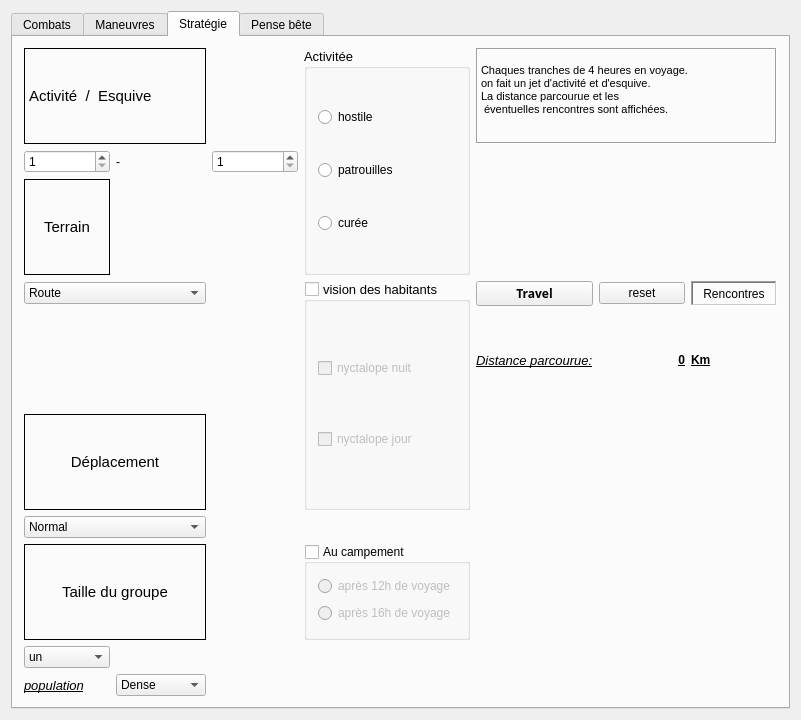
This is mainwindow.ui in e2002e/JRTM-MERP as Qt 5 draws it before an edit. The edited form follows.
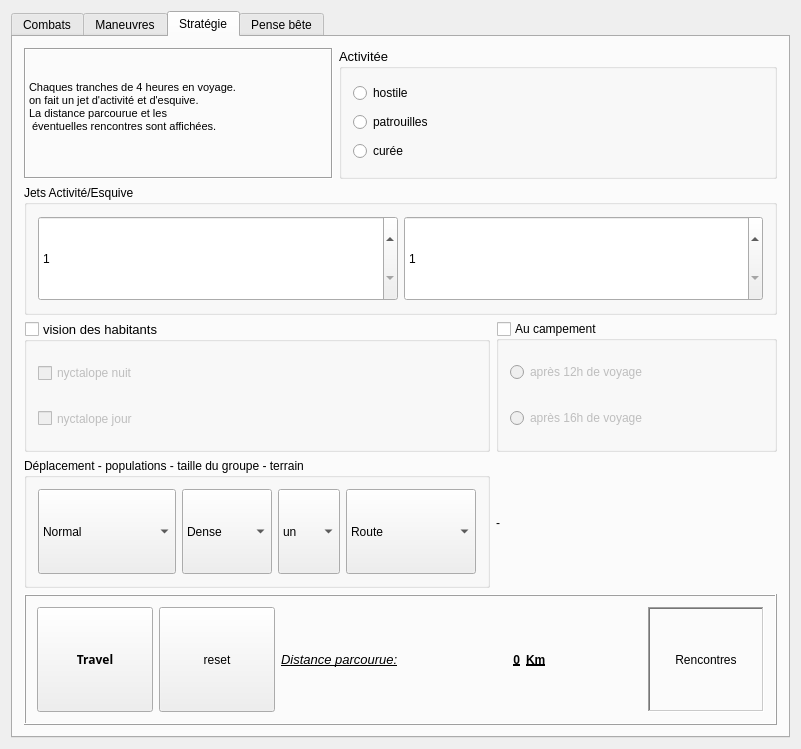
This is the edited form. The open tabs and pages were chosen to show the change.

Commit message: last layout setups

Patch:
```diff
--- a/mainwindow.ui
+++ b/mainwindow.ui
@@ -7,7 +7,7 @@
     <x>0</x>
     <y>0</y>
     <width>801</width>
-    <height>720</height>
+    <height>749</height>
    </rect>
   </property>
   <property name="sizePolicy">
@@ -53,8 +53,8 @@
      <height>0</height>
     </size>
    </property>
-   <layout class="QVBoxLayout" name="verticalLayout">
-    <item>
+   <layout class="QGridLayout" name="gridLayout_6">
+    <item row="0" column="0">
      <widget class="QTabWidget" name="tabWidget">
       <property name="enabled">
        <bool>true</bool>
@@ -1598,277 +1598,16 @@
         <string>Stratégie</string>
        </attribute>
        <layout class="QGridLayout" name="gridLayout_9">
-        <item row="0" column="0" colspan="2">
-         <widget class="QLabel" name="label_15">
-          <property name="font">
-           <font>
-            <pointsize>11</pointsize>
-            <weight>50</weight>
-            <bold>false</bold>
-           </font>
-          </property>
-          <property name="frameShape">
-           <enum>QFrame::Panel</enum>
-          </property>
-          <property name="text">
-           <string>Activité  /  Esquive</string>
-          </property>
-         </widget>
-        </item>
-        <item row="0" column="3" rowspan="3">
-         <widget class="QGroupBox" name="groupBox_5">
-          <property name="font">
-           <font>
-            <pointsize>10</pointsize>
-            <weight>50</weight>
-            <bold>false</bold>
-            <kerning>true</kerning>
-           </font>
-          </property>
-          <property name="title">
-           <string>Activitée</string>
-          </property>
-          <layout class="QGridLayout" name="gridLayout_18">
-           <item row="0" column="0">
-            <widget class="QRadioButton" name="radioButton_12">
-             <property name="font">
-              <font>
-               <pointsize>9</pointsize>
-               <weight>50</weight>
-               <bold>false</bold>
-               <kerning>true</kerning>
-              </font>
-             </property>
-             <property name="text">
-              <string>hostile</string>
-             </property>
-             <property name="autoExclusive">
-              <bool>false</bool>
-             </property>
-            </widget>
-           </item>
-           <item row="1" column="0">
-            <widget class="QRadioButton" name="radioButton_13">
-             <property name="font">
-              <font>
-               <pointsize>9</pointsize>
-               <weight>50</weight>
-               <bold>false</bold>
-               <kerning>true</kerning>
-              </font>
-             </property>
-             <property name="text">
-              <string>patrouilles</string>
-             </property>
-             <property name="autoExclusive">
-              <bool>false</bool>
-             </property>
-            </widget>
-           </item>
-           <item row="2" column="0">
-            <widget class="QRadioButton" name="radioButton_14">
-             <property name="font">
-              <font>
-               <pointsize>9</pointsize>
-               <weight>50</weight>
-               <bold>false</bold>
-               <kerning>true</kerning>
-              </font>
-             </property>
-             <property name="text">
-              <string>curée</string>
-             </property>
-             <property name="autoExclusive">
-              <bool>false</bool>
-             </property>
-            </widget>
-           </item>
-          </layout>
-         </widget>
-        </item>
-        <item row="0" column="4" colspan="3">
-         <widget class="QLabel" name="label_33">
-          <property name="font">
-           <font>
-            <pointsize>8</pointsize>
-            <weight>50</weight>
-            <bold>false</bold>
-           </font>
-          </property>
+        <item row="6" column="0" colspan="7">
+         <widget class="QFrame" name="frame_4">
           <property name="frameShape">
            <enum>QFrame::Box</enum>
           </property>
           <property name="frameShadow">
-           <enum>QFrame::Sunken</enum>
+           <enum>QFrame::Raised</enum>
           </property>
-          <property name="text">
-           <string>Chaques tranches de 4 heures en voyage.
-on fait un jet d'activité et d'esquive.
-La distance parcourue et les
- éventuelles rencontres sont affichées.
-</string>
-          </property>
-         </widget>
-        </item>
-        <item row="1" column="0">
-         <widget class="QSpinBox" name="spinBox_9">
-          <property name="accelerated">
-           <bool>true</bool>
-          </property>
-          <property name="minimum">
-           <number>1</number>
-          </property>
-          <property name="maximum">
-           <number>999</number>
-          </property>
-          <property name="value">
-           <number>1</number>
-          </property>
-         </widget>
-        </item>
-        <item row="1" column="1">
-         <widget class="QLabel" name="label_20">
-          <property name="text">
-           <string>-</string>
-          </property>
-         </widget>
-        </item>
-        <item row="1" column="2">
-         <widget class="QSpinBox" name="spinBox_10">
-          <property name="accelerated">
-           <bool>true</bool>
-          </property>
-          <property name="minimum">
-           <number>1</number>
-          </property>
-          <property name="maximum">
-           <number>999</number>
-          </property>
-          <property name="value">
-           <number>1</number>
-          </property>
-         </widget>
-        </item>
-        <item row="2" column="0">
-         <widget class="QLabel" name="label_17">
-          <property name="font">
-           <font>
-            <pointsize>11</pointsize>
-            <weight>50</weight>
-            <bold>false</bold>
-           </font>
-          </property>
-          <property name="layoutDirection">
-           <enum>Qt::LeftToRight</enum>
-          </property>
-          <property name="frameShape">
-           <enum>QFrame::Panel</enum>
-          </property>
-          <property name="text">
-           <string>Terrain</string>
-          </property>
-          <property name="alignment">
-           <set>Qt::AlignCenter</set>
-          </property>
-         </widget>
-        </item>
-        <item row="3" column="0" colspan="2">
-         <widget class="QComboBox" name="comboBox_3">
+          <layout class="QHBoxLayout" name="horizontalLayout">
           <item>
-           <property name="text">
-            <string>Route</string>
-           </property>
-          </item>
-          <item>
-           <property name="text">
-            <string>Dégagé</string>
-           </property>
-          </item>
-          <item>
-           <property name="text">
-            <string>Forêt</string>
-           </property>
-          </item>
-          <item>
-           <property name="text">
-            <string>Accidenté</string>
-           </property>
-          </item>
-          <item>
-           <property name="text">
-            <string>Accidenté et boisé</string>
-           </property>
-          </item>
-          <item>
-           <property name="text">
-            <string>Montagneux</string>
-           </property>
-          </item>
-         </widget>
-        </item>
-        <item row="3" column="3" rowspan="3">
-         <widget class="QGroupBox" name="groupBox_4">
-          <property name="font">
-           <font>
-            <pointsize>10</pointsize>
-            <weight>50</weight>
-            <bold>false</bold>
-           </font>
-          </property>
-          <property name="title">
-           <string>vision des habitants</string>
-          </property>
-          <property name="checkable">
-           <bool>true</bool>
-          </property>
-          <property name="checked">
-           <bool>false</bool>
-          </property>
-          <layout class="QGridLayout" name="gridLayout_17">
-           <item row="0" column="0">
-            <widget class="QCheckBox" name="checkBox_6">
-             <property name="font">
-              <font>
-               <pointsize>9</pointsize>
-               <weight>50</weight>
-               <bold>false</bold>
-              </font>
-             </property>
-             <property name="text">
-              <string>nyctalope nuit</string>
-             </property>
-             <property name="autoRepeat">
-              <bool>false</bool>
-             </property>
-             <property name="autoExclusive">
-              <bool>true</bool>
-             </property>
-             <property name="tristate">
-              <bool>false</bool>
-             </property>
-            </widget>
-           </item>
-           <item row="1" column="0">
-            <widget class="QCheckBox" name="checkBox_7">
-             <property name="font">
-              <font>
-               <pointsize>9</pointsize>
-               <weight>50</weight>
-               <bold>false</bold>
-              </font>
-             </property>
-             <property name="text">
-              <string>nyctalope jour</string>
-             </property>
-             <property name="autoExclusive">
-              <bool>true</bool>
-             </property>
-            </widget>
-           </item>
-          </layout>
-         </widget>
-        </item>
-        <item row="3" column="4">
          <widget class="QPushButton" name="pushButton_3">
           <property name="sizePolicy">
            <sizepolicy hsizetype="Preferred" vsizetype="Preferred">
@@ -1888,30 +1627,20 @@
           </property>
          </widget>
         </item>
-        <item row="3" column="5">
+           <item>
          <widget class="QPushButton" name="pushButton_4">
+             <property name="sizePolicy">
+              <sizepolicy hsizetype="Preferred" vsizetype="Preferred">
+               <horstretch>0</horstretch>
+               <verstretch>0</verstretch>
+              </sizepolicy>
+             </property>
           <property name="text">
            <string>reset</string>
           </property>
          </widget>
         </item>
-        <item row="3" column="6">
-         <widget class="QLabel" name="Rencontres">
-          <property name="frameShape">
-           <enum>QFrame::WinPanel</enum>
-          </property>
-          <property name="frameShadow">
-           <enum>QFrame::Sunken</enum>
-          </property>
-          <property name="text">
-           <string>Rencontres</string>
-          </property>
-          <property name="alignment">
-           <set>Qt::AlignCenter</set>
-          </property>
-         </widget>
-        </item>
-        <item row="4" column="4">
+           <item>
          <widget class="QLabel" name="label_22">
           <property name="font">
            <font>
@@ -1927,7 +1656,7 @@
           </property>
          </widget>
         </item>
-        <item row="4" column="5">
+           <item>
          <widget class="QLabel" name="dist">
           <property name="font">
            <font>
@@ -1944,7 +1673,7 @@
           </property>
          </widget>
         </item>
-        <item row="4" column="6">
+           <item>
          <widget class="QLabel" name="label_23">
           <property name="font">
            <font>
@@ -1958,88 +1687,350 @@
           </property>
          </widget>
         </item>
-        <item row="5" column="0" colspan="2">
-         <widget class="QLabel" name="label_18">
+           <item>
+            <widget class="QLabel" name="Rencontres">
+             <property name="frameShape">
+              <enum>QFrame::WinPanel</enum>
+             </property>
+             <property name="frameShadow">
+              <enum>QFrame::Sunken</enum>
+             </property>
+             <property name="text">
+              <string>Rencontres</string>
+             </property>
+             <property name="alignment">
+              <set>Qt::AlignCenter</set>
+             </property>
+            </widget>
+           </item>
+          </layout>
+         </widget>
+        </item>
+        <item row="2" column="3" colspan="4">
+         <widget class="QGroupBox" name="groupBox_3">
+          <property name="title">
+           <string>Au campement</string>
+          </property>
+          <property name="checkable">
+           <bool>true</bool>
+          </property>
+          <property name="checked">
+           <bool>false</bool>
+          </property>
+          <layout class="QGridLayout" name="gridLayout_16">
+           <item row="0" column="0">
+            <widget class="QRadioButton" name="radioButton">
+             <property name="sizePolicy">
+              <sizepolicy hsizetype="Preferred" vsizetype="Preferred">
+               <horstretch>0</horstretch>
+               <verstretch>0</verstretch>
+              </sizepolicy>
+             </property>
+             <property name="text">
+              <string>après 12h de voyage</string>
+             </property>
+             <property name="autoExclusive">
+              <bool>true</bool>
+             </property>
+            </widget>
+           </item>
+           <item row="1" column="0">
+            <widget class="QRadioButton" name="radioButton_4">
+             <property name="sizePolicy">
+              <sizepolicy hsizetype="Preferred" vsizetype="Preferred">
+               <horstretch>0</horstretch>
+               <verstretch>0</verstretch>
+              </sizepolicy>
+             </property>
+             <property name="text">
+              <string>après 16h de voyage</string>
+             </property>
+             <property name="autoExclusive">
+              <bool>true</bool>
+             </property>
+            </widget>
+           </item>
+          </layout>
+         </widget>
+        </item>
+        <item row="2" column="0" colspan="3">
+         <widget class="QGroupBox" name="groupBox_4">
           <property name="font">
            <font>
-            <pointsize>11</pointsize>
+            <pointsize>10</pointsize>
             <weight>50</weight>
             <bold>false</bold>
            </font>
           </property>
-          <property name="layoutDirection">
-           <enum>Qt::LeftToRight</enum>
+          <property name="title">
+           <string>vision des habitants</string>
           </property>
-          <property name="frameShape">
-           <enum>QFrame::Panel</enum>
+          <property name="checkable">
+           <bool>true</bool>
           </property>
+          <property name="checked">
+           <bool>false</bool>
+          </property>
+          <layout class="QGridLayout" name="gridLayout_17">
+           <item row="0" column="0">
+            <widget class="QCheckBox" name="checkBox_6">
+             <property name="sizePolicy">
+              <sizepolicy hsizetype="Minimum" vsizetype="Preferred">
+               <horstretch>0</horstretch>
+               <verstretch>0</verstretch>
+              </sizepolicy>
+             </property>
+             <property name="font">
+              <font>
+               <pointsize>9</pointsize>
+               <weight>50</weight>
+               <bold>false</bold>
+              </font>
+             </property>
           <property name="text">
-           <string>Déplacement</string>
-          </property>
-          <property name="alignment">
-           <set>Qt::AlignCenter</set>
-          </property>
-         </widget>
-        </item>
-        <item row="6" column="0" colspan="2">
-         <widget class="QComboBox" name="comboBox_4">
-          <item>
+              <string>nyctalope nuit</string>
+             </property>
+             <property name="autoRepeat">
+              <bool>false</bool>
+             </property>
+             <property name="autoExclusive">
+              <bool>true</bool>
+             </property>
+             <property name="tristate">
+              <bool>false</bool>
+             </property>
+            </widget>
+           </item>
+           <item row="1" column="0">
+            <widget class="QCheckBox" name="checkBox_7">
+             <property name="sizePolicy">
+              <sizepolicy hsizetype="Minimum" vsizetype="Preferred">
+               <horstretch>0</horstretch>
+               <verstretch>0</verstretch>
+              </sizepolicy>
+             </property>
+             <property name="font">
+              <font>
+               <pointsize>9</pointsize>
+               <weight>50</weight>
+               <bold>false</bold>
+              </font>
+             </property>
            <property name="text">
-            <string>Normal</string>
-           </property>
-          </item>
-          <item>
+              <string>nyctalope jour</string>
+             </property>
+             <property name="autoExclusive">
+              <bool>true</bool>
+             </property>
+            </widget>
+           </item>
+          </layout>
+         </widget>
+        </item>
+        <item row="4" column="3">
+         <widget class="QLabel" name="label_20">
            <property name="text">
-            <string>Furtif</string>
-           </property>
-          </item>
-          <item>
-           <property name="text">
-            <string>Précautionneux</string>
-           </property>
-          </item>
-          <item>
-           <property name="text">
-            <string>Accéléré</string>
-           </property>
-          </item>
-          <item>
+           <string>-</string>
+          </property>
+         </widget>
+        </item>
+        <item row="1" column="0" colspan="7">
+         <widget class="QGroupBox" name="groupBox_6">
+          <property name="title">
+           <string>Jets Activité/Esquive</string>
+          </property>
+          <layout class="QGridLayout" name="gridLayout_20">
+           <item row="1" column="1">
+            <widget class="QSpinBox" name="spinBox_10">
+             <property name="sizePolicy">
+              <sizepolicy hsizetype="Minimum" vsizetype="Preferred">
+               <horstretch>0</horstretch>
+               <verstretch>0</verstretch>
+              </sizepolicy>
+             </property>
+             <property name="accelerated">
+              <bool>true</bool>
+             </property>
+             <property name="minimum">
+              <number>1</number>
+             </property>
+             <property name="maximum">
+              <number>999</number>
+             </property>
+             <property name="value">
+              <number>1</number>
+             </property>
+            </widget>
+           </item>
+           <item row="1" column="0">
+            <widget class="QSpinBox" name="spinBox_9">
+             <property name="sizePolicy">
+              <sizepolicy hsizetype="Minimum" vsizetype="Preferred">
+               <horstretch>0</horstretch>
+               <verstretch>0</verstretch>
+              </sizepolicy>
+             </property>
+             <property name="accelerated">
+              <bool>true</bool>
+             </property>
+             <property name="minimum">
+              <number>1</number>
+             </property>
+             <property name="maximum">
+              <number>999</number>
+             </property>
+             <property name="value">
+              <number>1</number>
+             </property>
+            </widget>
+           </item>
+          </layout>
+         </widget>
+        </item>
+        <item row="0" column="0" colspan="2">
+         <widget class="QLabel" name="label_33">
+          <property name="font">
+           <font>
+            <pointsize>8</pointsize>
+            <weight>50</weight>
+            <bold>false</bold>
+           </font>
+          </property>
+          <property name="frameShape">
+           <enum>QFrame::Box</enum>
+          </property>
+          <property name="frameShadow">
+           <enum>QFrame::Sunken</enum>
+          </property>
            <property name="text">
-            <string>Lente chevauchée</string>
-           </property>
-          </item>
-          <item>
+           <string>Chaques tranches de 4 heures en voyage.
+on fait un jet d'activité et d'esquive.
+La distance parcourue et les
+ éventuelles rencontres sont affichées.
+</string>
+          </property>
+         </widget>
+        </item>
+        <item row="0" column="2" colspan="5">
+         <widget class="QGroupBox" name="groupBox_5">
+          <property name="font">
+           <font>
+            <pointsize>10</pointsize>
+            <weight>50</weight>
+            <bold>false</bold>
+            <kerning>true</kerning>
+           </font>
+          </property>
+          <property name="title">
+           <string>Activitée</string>
+          </property>
+          <layout class="QGridLayout" name="gridLayout_18">
+           <item row="0" column="0">
+            <widget class="QRadioButton" name="radioButton_12">
+             <property name="font">
+              <font>
+               <pointsize>9</pointsize>
+               <weight>50</weight>
+               <bold>false</bold>
+               <kerning>true</kerning>
+              </font>
+             </property>
            <property name="text">
-            <string>Chevauchée rapide</string>
-           </property>
-          </item>
-         </widget>
-        </item>
-        <item row="7" column="0" colspan="2">
-         <widget class="QLabel" name="label_21">
+              <string>hostile</string>
+             </property>
+             <property name="autoExclusive">
+              <bool>false</bool>
+             </property>
+            </widget>
+           </item>
+           <item row="1" column="0">
+            <widget class="QRadioButton" name="radioButton_13">
+             <property name="font">
+              <font>
+               <pointsize>9</pointsize>
+               <weight>50</weight>
+               <bold>false</bold>
+               <kerning>true</kerning>
+              </font>
+             </property>
+             <property name="text">
+              <string>patrouilles</string>
+             </property>
+             <property name="autoExclusive">
+              <bool>false</bool>
+             </property>
+            </widget>
+           </item>
+           <item row="2" column="0">
+            <widget class="QRadioButton" name="radioButton_14">
           <property name="font">
            <font>
-            <pointsize>11</pointsize>
+               <pointsize>9</pointsize>
             <weight>50</weight>
             <bold>false</bold>
-           </font>
-          </property>
-          <property name="layoutDirection">
-           <enum>Qt::LeftToRight</enum>
-          </property>
-          <property name="frameShape">
-           <enum>QFrame::Panel</enum>
-          </property>
+               <kerning>true</kerning>
+              </font>
+             </property>
+             <property name="text">
+              <string>curée</string>
+             </property>
+             <property name="autoExclusive">
+              <bool>false</bool>
+             </property>
+            </widget>
+           </item>
+          </layout>
+         </widget>
+        </item>
+        <item row="4" column="0" colspan="3">
+         <widget class="QGroupBox" name="groupBox_8">
+          <property name="title">
+           <string>Déplacement - populations - taille du groupe - terrain</string>
+          </property>
+          <layout class="QGridLayout" name="gridLayout_21">
+           <item row="0" column="1">
+            <widget class="QComboBox" name="comboBox_7">
+             <property name="sizePolicy">
+              <sizepolicy hsizetype="Preferred" vsizetype="Preferred">
+               <horstretch>0</horstretch>
+               <verstretch>0</verstretch>
+              </sizepolicy>
+             </property>
+             <item>
           <property name="text">
-           <string>Taille du groupe</string>
-          </property>
-          <property name="alignment">
-           <set>Qt::AlignCenter</set>
-          </property>
-         </widget>
-        </item>
-        <item row="8" column="0">
+               <string>Dense</string>
+              </property>
+             </item>
+             <item>
+              <property name="text">
+               <string>Modéré</string>
+              </property>
+             </item>
+             <item>
+              <property name="text">
+               <string>Faible</string>
+              </property>
+             </item>
+             <item>
+              <property name="text">
+               <string>Eparse</string>
+              </property>
+             </item>
+             <item>
+              <property name="text">
+               <string>Désertique</string>
+              </property>
+             </item>
+            </widget>
+           </item>
+           <item row="0" column="2">
          <widget class="QComboBox" name="comboBox_6">
+             <property name="sizePolicy">
+              <sizepolicy hsizetype="Preferred" vsizetype="Preferred">
+               <horstretch>0</horstretch>
+               <verstretch>0</verstretch>
+              </sizepolicy>
+             </property>
           <item>
            <property name="text">
             <string>un</string>
@@ -2082,81 +2073,84 @@
           </item>
          </widget>
         </item>
-        <item row="9" column="0">
-         <widget class="QLabel" name="label_24">
-          <property name="font">
-           <font>
-            <pointsize>10</pointsize>
-            <weight>50</weight>
-            <italic>true</italic>
-            <bold>false</bold>
-            <underline>true</underline>
-           </font>
-          </property>
-          <property name="text">
-           <string>population</string>
-          </property>
-         </widget>
-        </item>
-        <item row="9" column="1">
-         <widget class="QComboBox" name="comboBox_7">
-          <item>
-           <property name="text">
-            <string>Dense</string>
-           </property>
-          </item>
-          <item>
-           <property name="text">
-            <string>Modéré</string>
-           </property>
-          </item>
-          <item>
-           <property name="text">
-            <string>Faible</string>
-           </property>
-          </item>
-          <item>
-           <property name="text">
-            <string>Eparse</string>
-           </property>
-          </item>
-          <item>
-           <property name="text">
-            <string>Désertique</string>
-           </property>
-          </item>
-         </widget>
-        </item>
-        <item row="7" column="3">
-         <widget class="QGroupBox" name="groupBox_3">
-          <property name="title">
-           <string>Au campement</string>
-          </property>
-          <property name="checkable">
-           <bool>true</bool>
-          </property>
-          <property name="checked">
-           <bool>false</bool>
-          </property>
-          <layout class="QGridLayout" name="gridLayout_16">
            <item row="0" column="0">
-            <widget class="QRadioButton" name="radioButton">
+            <widget class="QComboBox" name="comboBox_4">
+             <property name="sizePolicy">
+              <sizepolicy hsizetype="Preferred" vsizetype="Preferred">
+               <horstretch>0</horstretch>
+               <verstretch>0</verstretch>
+              </sizepolicy>
+             </property>
+             <item>
              <property name="text">
-              <string>après 12h de voyage</string>
-             </property>
-             <property name="autoExclusive">
-              <bool>true</bool>
-             </property>
+               <string>Normal</string>
+              </property>
+             </item>
+             <item>
+              <property name="text">
+               <string>Furtif</string>
+              </property>
+             </item>
+             <item>
+              <property name="text">
+               <string>Précautionneux</string>
+              </property>
+             </item>
+             <item>
+              <property name="text">
+               <string>Accéléré</string>
+              </property>
+             </item>
+             <item>
+              <property name="text">
+               <string>Lente chevauchée</string>
+              </property>
+             </item>
+             <item>
+              <property name="text">
+               <string>Chevauchée rapide</string>
+              </property>
+             </item>
             </widget>
            </item>
-           <item row="1" column="0">
-            <widget class="QRadioButton" name="radioButton_4">
+           <item row="0" column="3">
+            <widget class="QComboBox" name="comboBox_3">
+             <property name="sizePolicy">
+              <sizepolicy hsizetype="Preferred" vsizetype="Preferred">
+               <horstretch>0</horstretch>
+               <verstretch>0</verstretch>
+              </sizepolicy>
+             </property>
+             <item>
              <property name="text">
-              <string>après 16h de voyage</string>
-             </property>
-             <property name="autoExclusive">
-              <bool>true</bool>
-             </property>
+               <string>Route</string>
+              </property>
+             </item>
+             <item>
+              <property name="text">
+               <string>Dégagé</string>
+              </property>
+             </item>
+             <item>
+              <property name="text">
+               <string>Forêt</string>
+              </property>
+             </item>
+             <item>
+              <property name="text">
+               <string>Accidenté</string>
+              </property>
+             </item>
+             <item>
+              <property name="text">
+               <string>Accidenté et boisé</string>
+              </property>
+             </item>
+             <item>
+              <property name="text">
+               <string>Montagneux</string>
+              </property>
+             </item>
             </widget>
            </item>
           </layout>
```
Left out of the diff: 616 changed lines with no effect on the pictures. Lines whose indentation alone changed are shown as unchanged. The commit also changes 1 other file.
